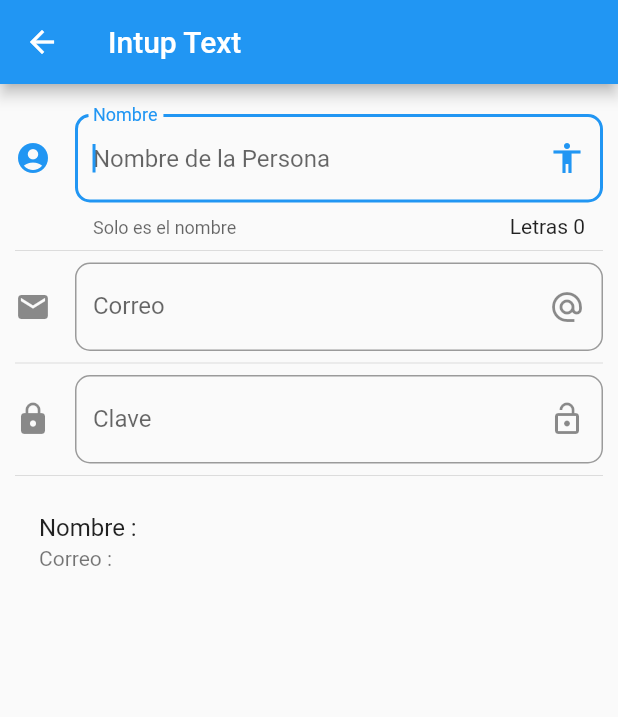
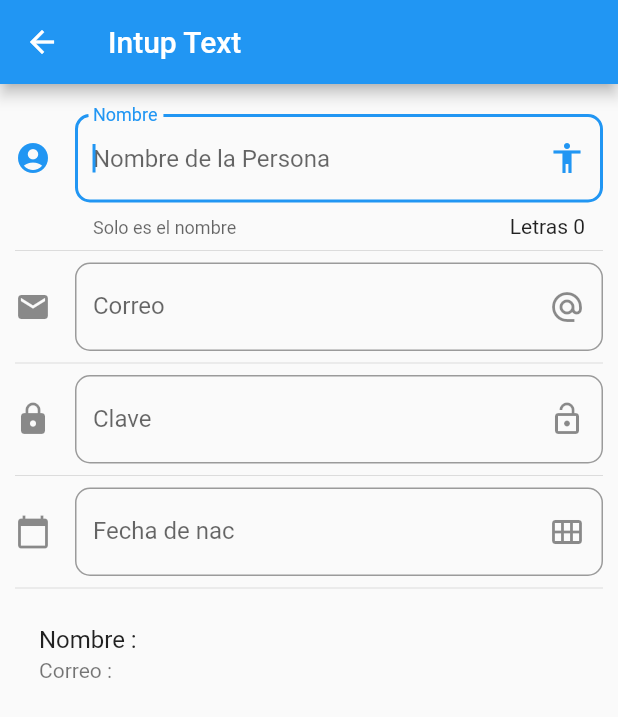
Before and after one commit to lemaedu/app02, a Flutter app: the InputPage screen opened by its route, on a phone screen of 412 x 824 dp. Shown: the top 717 px of the screen. Run offline on Flutter 3.47's test engine with Material 2 defaults, Android fonts, the phone set to English and light mode, and no system bars.

Commit message:
80. Datepicker

```diff
--- a/lib/src/pages/input_page.dart
+++ b/lib/src/pages/input_page.dart
@@ -10,6 +10,8 @@ class _InputPageState extends State<InputPage> {
 //Captura el Nombre
   String _nombre = '';
   String _email = '';
+  String _fecha = '';
+  TextEditingController _inputFieldDateController = new TextEditingController();
 
   @override
   Widget build(BuildContext context) {
@@ -25,6 +27,8 @@ class _InputPageState extends State<InputPage> {
           _crearEmail(),
           Divider(),
           _crearPassword(),
+          Divider(),
+          _crearFecha(context),
           Divider(),
           _crearPersona(),
         ],
@@ -96,4 +100,38 @@ class _InputPageState extends State<InputPage> {
       },
     );
   }
+
+  Widget _crearFecha(BuildContext context) {
+    return TextField(
+      //Quita selecion interactiva (no puede copiar y pegar)
+      controller: _inputFieldDateController,
+      enableInteractiveSelection: false,
+      decoration: InputDecoration(
+          border: OutlineInputBorder(borderRadius: BorderRadius.circular(10.0)),
+          hintText: 'Fecha de naciemiento',
+          labelText: 'Fecha de nac',
+          suffixIcon: Icon(Icons.calendar_view_month),
+          icon: Icon(Icons.calendar_today)),
+      onTap: () {
+        //Para quitar el focus
+        FocusScope.of(context).requestFocus(new FocusNode());
+        _selectDate(context);
+      },
+    );
+  }
+
+  void _selectDate(BuildContext context) async {
+    DateTime picked = await showDatePicker(
+      context: context,
+      initialDate: new DateTime.now(),
+      firstDate: new DateTime(2018),
+      lastDate: new DateTime(2022),
+    );
+    if (picked != null) {
+      setState(() {
+        _fecha = picked.toString();
+        _inputFieldDateController.text = _fecha;
+      });
+    }
+  }
 }
```
